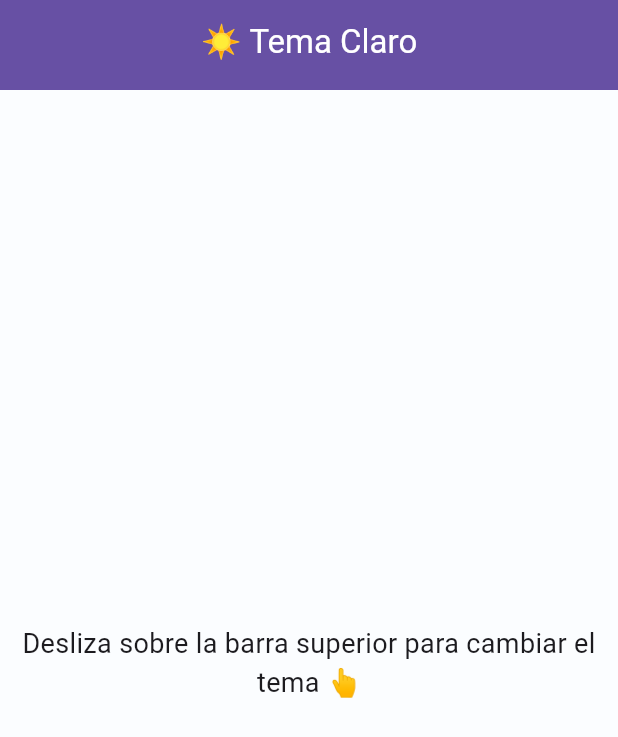
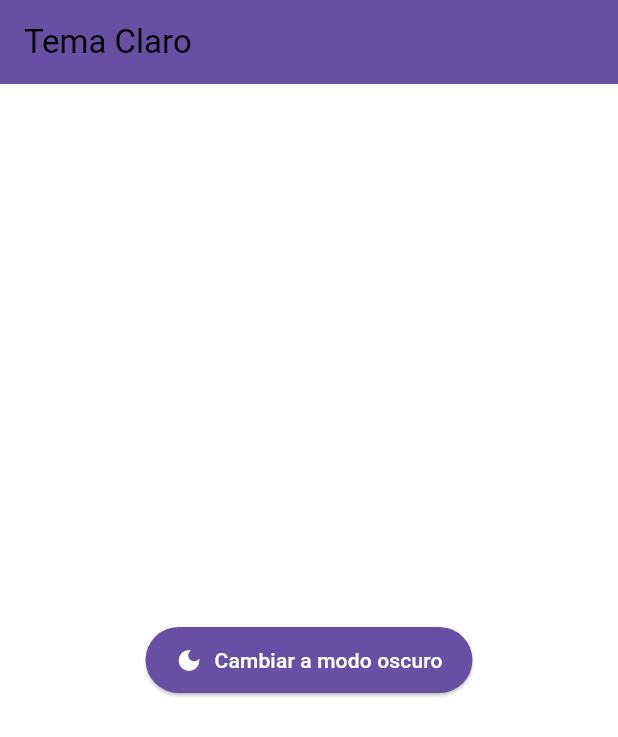
Before and after one commit to DiegoE0/proyectoflutter, a Flutter app: the screen it shows after launch, on a phone screen of 412 x 824 dp. Shown: the top 737 px of the screen. Run offline on Flutter 3.47's test engine with Material 3 defaults, Android fonts, the phone set to English and light mode, and no system bars.

Commit message:
ejercicio 6

```diff
--- a/lib/main.dart
+++ b/lib/main.dart
@@ -12,6 +12,7 @@ class MyApp extends StatefulWidget {
 }
 
 class _MyAppState extends State<MyApp> {
+  // Estado actual del tema (claro por defecto)
   ThemeMode _themeMode = ThemeMode.light;
 
   void _toggleTheme() {
@@ -25,25 +26,25 @@ class _MyAppState extends State<MyApp> {
   @override
   Widget build(BuildContext context) {
     return MaterialApp(
-      title: 'Tema con Deslizamiento en AppBar',
+      title: 'Tema Claro y Oscuro',
       debugShowCheckedModeBanner: false,
 
-      // Tema claro
+      // 🌞 Tema claro
       theme: ThemeData(
         brightness: Brightness.light,
-        colorScheme: const ColorScheme.light(
+        colorScheme: ColorScheme.light(
           primary: Color(0xFF6750A4),
           onPrimary: Colors.white,
-          background: Color.fromARGB(255, 251, 253, 255),
+          background: Color(0xFFFFFBFE),
           onBackground: Color(0xFF1C1B1F),
         ),
         useMaterial3: true,
       ),
 
-      // Tema oscuro
+      // 🌙 Tema oscuro
       darkTheme: ThemeData(
         brightness: Brightness.dark,
-        colorScheme: const ColorScheme.dark(
+        colorScheme: ColorScheme.dark(
           primary: Color(0xFFD0BCFF),
           onPrimary: Color(0xFF381E72),
           background: Color(0xFF1C1B1F),
@@ -52,10 +53,11 @@ class _MyAppState extends State<MyApp> {
         useMaterial3: true,
       ),
 
+      // ⚙ Tema actual (según el botón)
       themeMode: _themeMode,
 
       home: MyHomePage(
-        onSwipe: _toggleTheme,
+        onToggleTheme: _toggleTheme,
         isDarkMode: _themeMode == ThemeMode.dark,
       ),
     );
@@ -63,12 +65,12 @@ class _MyAppState extends State<MyApp> {
 }
 
 class MyHomePage extends StatelessWidget {
-  final VoidCallback onSwipe;
+  final VoidCallback onToggleTheme;
   final bool isDarkMode;
 
   const MyHomePage({
     super.key,
-    required this.onSwipe,
+    required this.onToggleTheme,
     required this.isDarkMode,
   });
 
@@ -77,29 +79,21 @@ class MyHomePage extends StatelessWidget {
     final theme = Theme.of(context).colorScheme;
 
     return Scaffold(
-      // AppBar dentro de GestureDetector
-      appBar: PreferredSize(
-        preferredSize: const Size.fromHeight(60),
-        child: GestureDetector(
-          onHorizontalDragEnd: (details) {
-            onSwipe(); // Cambia el tema al deslizar en el AppBar
-          },
-          child: AppBar(
-            title: Text(isDarkMode ? "🌙 Tema Oscuro" : "☀ Tema Claro"),
+      appBar: AppBar(
+        title: Text(isDarkMode ? "Tema Oscuro" : "Tema Claro"),
+        backgroundColor: theme.primary,
+      ),
+      body: Center(
+        child: ElevatedButton.icon(
+          onPressed: onToggleTheme,
+          icon: Icon(isDarkMode ? Icons.light_mode : Icons.dark_mode),
+          label: Text(
+            isDarkMode ? "Cambiar a modo claro" : "Cambiar a modo oscuro",
+          ),
+          style: ElevatedButton.styleFrom(
             backgroundColor: theme.primary,
             foregroundColor: theme.onPrimary,
-            centerTitle: true,
-          ),
-        ),
-      ),
-
-      body: Container(
-        color: theme.background,
-        child: Center(
-          child: Text(
-            "Desliza sobre la barra superior para cambiar el tema 👆",
-            style: TextStyle(fontSize: 18, color: theme.onBackground),
-            textAlign: TextAlign.center,
+            padding: const EdgeInsets.symmetric(horizontal: 20, vertical: 12),
           ),
         ),
       ),
```
